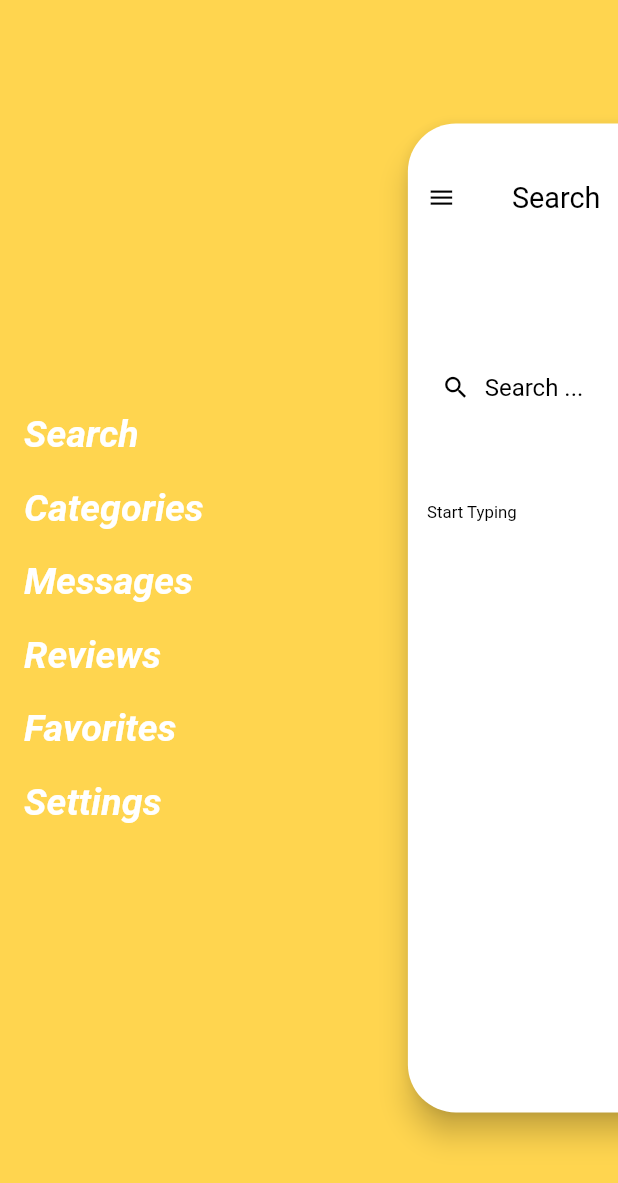
After one commit to Exirgy/up_service, a Flutter app: the MenuDashboardLayout screen opened by its route, scrolled down 120 dp, after a tap on the "menu" icon, on a phone screen of 412 x 824 dp. The commit adds this screen. Shown: the top 1183 px of the screen. Run offline on Flutter 3.47's test engine with Material 2 defaults, Android fonts, the phone set to English and light mode, and no system bars; our stand-ins replace cloud_firestore, firebase_auth, flutter_mobx, flutter_platform_widgets, flutter_spinkit, fluttertoast and 3 more; missing offline and left inert: algolia; accounts and stored records are empty; generated files the repository leaves out were written again.

Commit message:
refactored ui

```diff
--- a/lib/app.dart
+++ b/lib/app.dart
@@ -1,8 +1,8 @@
 import 'package:flutter/material.dart';
 import 'package:flutter/services.dart';
 import 'package:provider/provider.dart';
-import 'package:up_service/pages/layers/UI/homepage.dart';
-import 'package:up_service/pages/sign_in.dart';
+import 'package:up_service/pages/layers/UI/menu_dashboard_layout/menu_dashboard_layout.dart';
+import 'package:up_service/pages/layers/UI/sign_in.dart';
 import 'package:up_service/state/user.state.dart';
 import 'package:up_service/state/app.state.dart';
 
@@ -28,7 +28,7 @@ class MyApp extends StatelessWidget {
         //home: HomeScreen()
         routes: {
           '/': (context) => SignIn(),
-          '/home': (context) => Home(),
+          '/home': (context) => MenuDashboardLayout(),
         },
         debugShowCheckedModeBanner: true,
         // home: MyHomePage(title: 'Flutter Demo Home Page'),
--- /dev/null
+++ b/lib/pages/layers/UI/menu_dashboard_layout/dashboard.dart
@@ -0,0 +1,187 @@
+import 'package:algolia/algolia.dart';
+import 'package:flutter/material.dart';
+import 'dart:async';
+import 'package:up_service/functions/algolia_application.dart';
+
+class DisplaySearchResult extends StatelessWidget {
+  final String bio;
+  final String companyName;
+  final String location;
+
+  DisplaySearchResult({Key key, this.companyName, this.bio, this.location})
+      : super(key: key);
+
+  @override
+  Widget build(BuildContext context) {
+    return Column(children: <Widget>[
+      Text(
+        bio ?? "",
+        style: TextStyle(color: Colors.black),
+      ),
+      Text(
+        companyName ?? "",
+        style: TextStyle(color: Colors.black),
+      ),
+      Text(
+        location ?? "",
+        style: TextStyle(color: Colors.black),
+      ),
+      Divider(
+        color: Colors.black,
+      ),
+      SizedBox(height: 20)
+    ]);
+  }
+}
+
+class Dashboard extends StatefulWidget {
+  final bool isCollapsed;
+  final double screenWidth;
+  final Duration duration;
+  final Animation<double> scaleAnimation;
+  final Function onMenuTap;
+  const Dashboard({
+    Key key,
+    this.isCollapsed,
+    this.screenWidth,
+    this.duration,
+    this.scaleAnimation,
+    this.onMenuTap,
+  }) : super(key: key);
+
+  @override
+  _DashboardState createState() => _DashboardState();
+}
+
+class _DashboardState extends State<Dashboard> {
+  final Algolia _algoliaApp = AlgoliaApplication.algolia;
+  String _searchTerm;
+
+  Future<List<AlgoliaObjectSnapshot>> _operation(String input) async {
+    AlgoliaQuery query = _algoliaApp.instance.index("Posts").search(input);
+    AlgoliaQuerySnapshot querySnap = await query.getObjects();
+    List<AlgoliaObjectSnapshot> results = querySnap.hits;
+    return results;
+  }
+
+  @override
+  Widget build(BuildContext context) {
+    return AnimatedPositioned(
+      duration: widget.duration,
+      top: 0,
+      bottom: 0,
+      left: widget.isCollapsed ? 0 : 0.6 * widget.screenWidth,
+      right: widget.isCollapsed ? 0 : -0.2 * widget.screenWidth,
+      child: ScaleTransition(
+        scale: widget.scaleAnimation,
+        child: Material(
+          animationDuration: widget.duration,
+          borderRadius: BorderRadius.all(Radius.circular(40)),
+          elevation: 8,
+          color: Colors.white,
+          child: SingleChildScrollView(
+            scrollDirection: Axis.vertical,
+            physics: ClampingScrollPhysics(),
+            child: Container(
+              padding: const EdgeInsets.only(left: 16, right: 16, top: 48),
+              child: Column(
+                crossAxisAlignment: CrossAxisAlignment.start,
+                children: <Widget>[
+                  Row(
+                      mainAxisAlignment: MainAxisAlignment.spaceBetween,
+                      mainAxisSize: MainAxisSize.max,
+                      children: [
+                        InkWell(
+                          child: Icon(Icons.menu, color: Colors.black),
+                          onTap: widget.onMenuTap,
+                        ),
+                        Text(
+                          'Search',
+                          style: TextStyle(fontSize: 24, color: Colors.black),
+                        ),
+                        Icon(Icons.history, color: Colors.black),
+                      ]),
+                  Container(
+                    height: 600,
+                    child: PageView(
+                      controller: PageController(viewportFraction: 0.2),
+                      scrollDirection: Axis.vertical,
+                      pageSnapping: true,
+                      children: <Widget>[
+                        //textfield here
+                        TextField(
+                            onChanged: (val) {
+                              setState(() {
+                                _searchTerm = val;
+                              });
+                            },
+                            style: new TextStyle(
+                                color: Colors.black, fontSize: 20),
+                            decoration: new InputDecoration(
+                                border: InputBorder.none,
+                                hintText: 'Search ...',
+                                hintStyle: TextStyle(color: Colors.black),
+                                prefixIcon: const Icon(Icons.search,
+                                    color: Colors.black))),
+                        StreamBuilder<List<AlgoliaObjectSnapshot>>(
+                          stream: Stream.fromFuture(_operation(_searchTerm)),
+                          builder: (context, snapshot) {
+                            if (!snapshot.hasData)
+                              return Text(
+                                "Start Typing",
+                                style: TextStyle(color: Colors.black),
+                              );
+                            else {
+                              List<AlgoliaObjectSnapshot> currSearchStuff =
+                                  snapshot.data;
+
+                              switch (snapshot.connectionState) {
+                                case ConnectionState.waiting:
+                                  return Container();
+                                default:
+                                  if (snapshot.hasError)
+                                    return new Text('Error: ${snapshot.error}');
+                                  else
+                                    return CustomScrollView(
+                                      shrinkWrap: true,
+                                      slivers: <Widget>[
+                                        SliverList(
+                                          delegate: SliverChildBuilderDelegate(
+                                            (context, index) {
+                                              return _searchTerm.length > 0
+                                                  ? DisplaySearchResult(
+                                                      bio:
+                                                          currSearchStuff[index]
+                                                              .data["bio"],
+                                                      companyName:
+                                                          currSearchStuff[index]
+                                                                  .data[
+                                                              "company_name"],
+                                                      location:
+                                                          currSearchStuff[index]
+                                                              .data["location"],
+                                                    )
+                                                  : Container();
+                                            },
+                                            childCount:
+                                                currSearchStuff.length ?? 0,
+                                          ),
+                                        ),
+                                      ],
+                                    );
+                              }
+                            }
+                          },
+                        ),
+                      ],
+                    ),
+                  ),
+                ],
+              ),
+            ),
+          ),
+        ),
+      ),
+    );
+  }
+}
--- /dev/null
+++ b/lib/pages/layers/UI/menu_dashboard_layout/menu.dart
@@ -0,0 +1,85 @@
+import 'package:flutter/material.dart';
+
+class Menu extends StatelessWidget {
+  final Animation<Offset> slideAnimation;
+  final Animation<double> menuAnimation;
+
+  const Menu({Key key, this.slideAnimation, this.menuAnimation})
+      : super(key: key);
+
+  @override
+  Widget build(BuildContext context) {
+    return SlideTransition(
+      position: slideAnimation,
+      child: ScaleTransition(
+        scale: menuAnimation,
+        child: Padding(
+          padding: const EdgeInsets.only(left: 16.0),
+          child: Align(
+            alignment: Alignment.centerLeft,
+            child: Column(
+              mainAxisSize: MainAxisSize.min,
+              mainAxisAlignment: MainAxisAlignment.spaceAround,
+              crossAxisAlignment: CrossAxisAlignment.start,
+              children: <Widget>[
+                Text(
+                  "Search",
+                  style: TextStyle(
+                      color: Colors.white,
+                      fontWeight: FontWeight.bold,
+                      fontStyle: FontStyle.italic,
+                      fontSize: 25),
+                ),
+                SizedBox(height: 20),
+                Text(
+                  "Categories",
+                  style: TextStyle(
+                      color: Colors.white,
+                      fontWeight: FontWeight.bold,
+                      fontStyle: FontStyle.italic,
+                      fontSize: 25),
+                ),
+                SizedBox(height: 20),
+                Text(
+                  "Messages",
+                  style: TextStyle(
+                      color: Colors.white,
+                      fontWeight: FontWeight.bold,
+                      fontStyle: FontStyle.italic,
+                      fontSize: 25),
+                ),
+                SizedBox(height: 20),
+                Text(
+                  "Reviews",
+                  style: TextStyle(
+                      color: Colors.white,
+                      fontWeight: FontWeight.bold,
+                      fontStyle: FontStyle.italic,
+                      fontSize: 25),
+                ),
+                SizedBox(height: 20),
+                Text(
+                  "Favorites",
+                  style: TextStyle(
+                      color: Colors.white,
+                      fontWeight: FontWeight.bold,
+                      fontStyle: FontStyle.italic,
+                      fontSize: 25),
+                ),
+                SizedBox(height: 20),
+                Text(
+                  "Settings",
+                  style: TextStyle(
+                      color: Colors.white,
+                      fontWeight: FontWeight.bold,
+                      fontStyle: FontStyle.italic,
+                      fontSize: 25),
+                ),
+              ],
+            ),
+          ),
+        ),
+      ),
+    );
+  }
+}
--- /dev/null
+++ b/lib/pages/layers/UI/menu_dashboard_layout/menu_dashboard_layout.dart
@@ -0,0 +1,77 @@
+import 'package:flutter/material.dart';
+import 'package:up_service/pages/layers/UI/menu_dashboard_layout/dashboard.dart';
+import 'package:up_service/pages/layers/UI/menu_dashboard_layout/menu.dart';
+
+final Color backgroundColor = Color(0xFFFFD54F);
+
+class MenuDashboardLayout extends StatefulWidget {
+  const MenuDashboardLayout({Key key}) : super(key: key);
+
+  @override
+  _MenuDashboardLayoutState createState() => _MenuDashboardLayoutState();
+}
+
+class _MenuDashboardLayoutState extends State<MenuDashboardLayout>
+    with SingleTickerProviderStateMixin {
+  bool isCollapsed = true;
+  double screenWidth, screenHeight;
+  final Duration duration = const Duration(milliseconds: 500);
+  //below line scales the contents on the dashboard just incase the top measurements exceeds the screen scale
+  AnimationController _controller;
+  Animation<double> _scaleAnimation;
+  Animation<double> _menuscaleAnimation;
+  Animation<Offset> _slideAnimation;
+  //animation for the menu contents above
+
+  @override
+  void initState() {
+    super.initState();
+    _controller = AnimationController(vsync: this, duration: duration);
+    _scaleAnimation = Tween<double>(begin: 1, end: 0.8).animate(_controller);
+    _menuscaleAnimation =
+        Tween<double>(begin: 0.5, end: 1).animate(_controller);
+    _slideAnimation = Tween<Offset>(begin: Offset(-1, 0), end: Offset(0, 0))
+        .animate(_controller);
+  }
+
+  @override
+  void dispose() {
+    _controller.dispose();
+    super.dispose();
+  }
+
+  void onMenuTap() {
+    setState(() {
+      if (isCollapsed)
+        _controller.forward();
+      else
+        _controller.reverse();
+      isCollapsed = !isCollapsed;
+    });
+  }
+
+  @override
+  Widget build(BuildContext context) {
+    Size size = MediaQuery.of(context).size;
+    screenHeight = size.height;
+    screenWidth = size.width;
+    return Scaffold(
+      backgroundColor: backgroundColor,
+      body: Stack(
+        children: <Widget>[
+          Menu(
+            slideAnimation: _slideAnimation,
+            menuAnimation: _menuscaleAnimation,
+          ),
+          Dashboard(
+            duration: duration,
+            onMenuTap: onMenuTap,
+            scaleAnimation: _scaleAnimation,
+            isCollapsed: isCollapsed,
+            screenWidth: screenWidth,
+          ),
+        ],
+      ),
+    );
+  }
+}
```
Also changed, not shown: lib/pages/layers/UI/homepage.dart (deleted, +0 -305 lines), lib/pages/layers/UI/sign_in.dart (renamed from lib/pages/sign_in.dart, +8 -6 lines), lib/functions/algolia_application.dart (renamed from lib/pages/functions/algolia_application.dart), lib/pages/layers/UI/menu_layout.dart (deleted), lib/pages/layers/UI/menudashboard.dart (deleted).
